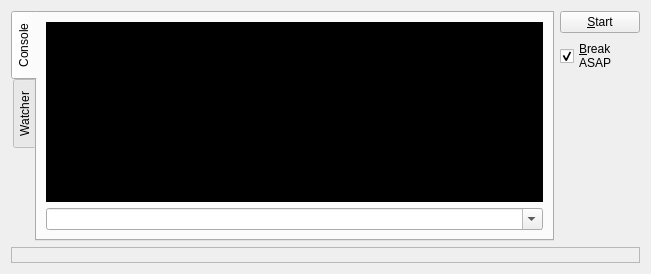
This is plugins/debugger/DebuggerWidget.ui in mupuf/arduide as Qt 5 draws it before an edit. The edited form follows.
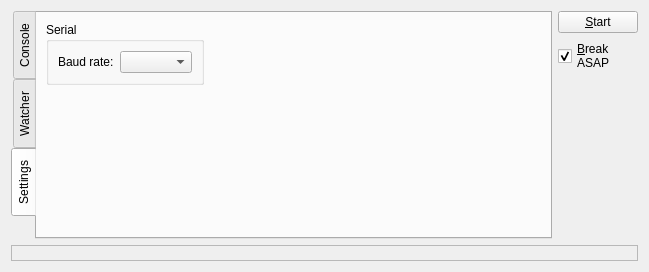
This is the edited form. The open tabs and pages were chosen to show the change. Custom widgets are drawn as their Qt base class.

Commit message: Debugger: Better plugin & UI. Real code wille soon be on the way

```diff
--- a/plugins/debugger/DebuggerWidget.ui
+++ b/plugins/debugger/DebuggerWidget.ui
@@ -6,8 +6,8 @@
    <rect>
     <x>0</x>
     <y>0</y>
-    <width>651</width>
-    <height>274</height>
+    <width>649</width>
+    <height>272</height>
    </rect>
   </property>
   <property name="windowTitle">
@@ -78,6 +78,58 @@
            </item>
           </layout>
          </widget>
+         <widget class="QWidget" name="tab_3">
+          <attribute name="title">
+           <string>Settings</string>
+          </attribute>
+          <layout class="QGridLayout" name="gridLayout">
+           <item row="0" column="0">
+            <widget class="QGroupBox" name="groupBox">
+             <property name="title">
+              <string>Serial</string>
+             </property>
+             <layout class="QFormLayout" name="formLayout">
+              <item row="0" column="0">
+               <widget class="QLabel" name="label_2">
+                <property name="text">
+                 <string>Baud rate:</string>
+                </property>
+               </widget>
+              </item>
+              <item row="0" column="1">
+               <widget class="QComboBox" name="baudRateBox"/>
+              </item>
+             </layout>
+            </widget>
+           </item>
+           <item row="1" column="0">
+            <spacer name="verticalSpacer_2">
+             <property name="orientation">
+              <enum>Qt::Vertical</enum>
+             </property>
+             <property name="sizeHint" stdset="0">
+              <size>
+               <width>20</width>
+               <height>40</height>
+              </size>
+             </property>
+            </spacer>
+           </item>
+           <item row="0" column="1">
+            <spacer name="horizontalSpacer">
+             <property name="orientation">
+              <enum>Qt::Horizontal</enum>
+             </property>
+             <property name="sizeHint" stdset="0">
+              <size>
+               <width>40</width>
+               <height>20</height>
+              </size>
+             </property>
+            </spacer>
+           </item>
+          </layout>
+         </widget>
         </widget>
        </item>
        <item>
```
The commit also changes 4 other files.
